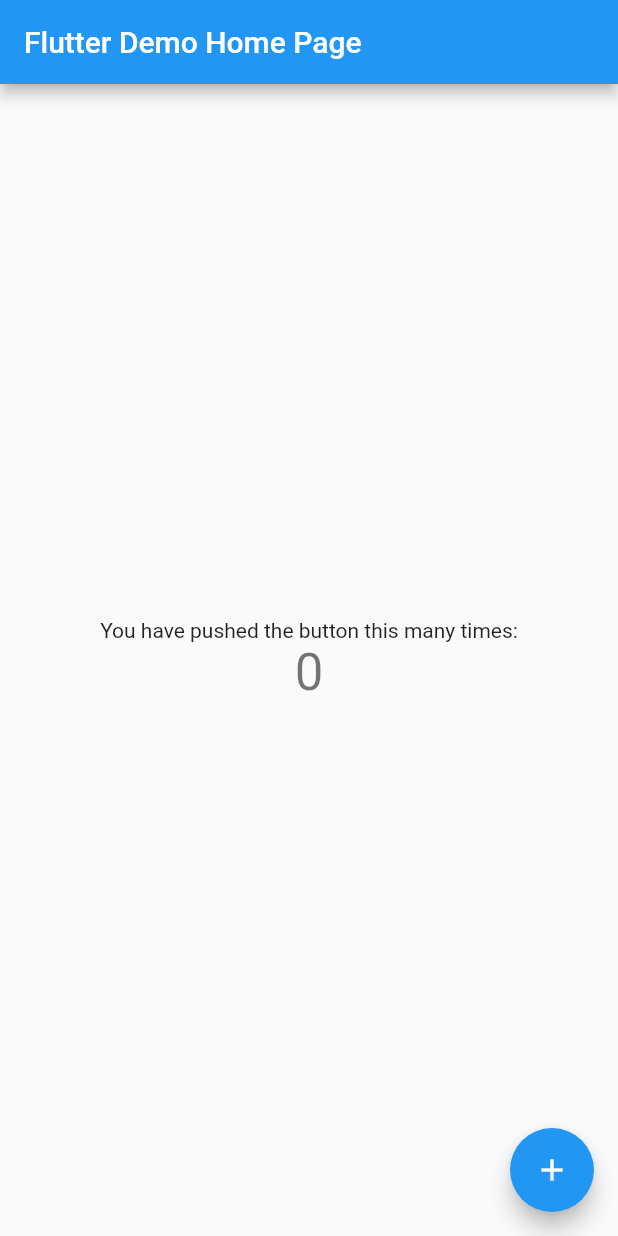
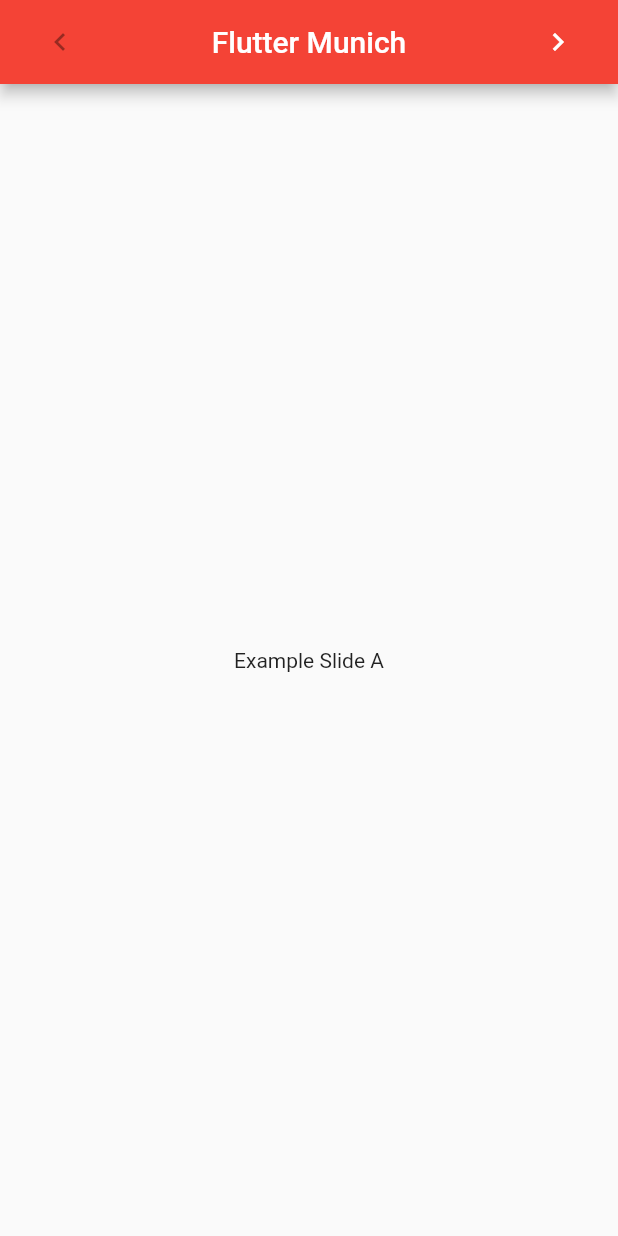
Before and after one commit to vargavince91/flutter-platform-integration, a Flutter app: the screen it shows after launch, on a phone screen of 412 x 824 dp. Run offline on Flutter 3.47's test engine with Material 2 defaults, Android fonts, the phone set to English and light mode, and no system bars.

Commit message:
Add basic navigation between slides

```diff
--- /dev/null
+++ b/lib/example_slide_A.dart
@@ -0,0 +1,10 @@
+import 'package:flutter/material.dart';
+
+class ExampleSlideA extends StatelessWidget {
+  @override
+  Widget build(BuildContext context) {
+    return Center(
+      child: Text("Example Slide A"),
+    );
+  }
+}
--- /dev/null
+++ b/lib/example_slide_B.dart
@@ -0,0 +1,10 @@
+import 'package:flutter/material.dart';
+
+class ExampleSlideB extends StatelessWidget {
+  @override
+  Widget build(BuildContext context) {
+    return Center(
+      child: Text("Example Slide B"),
+    );
+  }
+}
--- /dev/null
+++ b/lib/example_slide_C.dart
@@ -0,0 +1,10 @@
+import 'package:flutter/material.dart';
+
+class ExampleSlideC extends StatelessWidget {
+  @override
+  Widget build(BuildContext context) {
+    return Center(
+      child: Text("Example Slide C"),
+    );
+  }
+}
--- a/lib/main.dart
+++ b/lib/main.dart
@@ -1,41 +1,29 @@
 import 'package:flutter/material.dart';
+import 'package:meetup_flutter_platform_integration/example_slide_A.dart';
+import 'package:meetup_flutter_platform_integration/example_slide_B.dart';
+import 'package:meetup_flutter_platform_integration/example_slide_C.dart';
 
 void main() => runApp(MyApp());
+
+const placeholder = 'Flutter Munich';
 
 class MyApp extends StatelessWidget {
   // This widget is the root of your application.
   @override
   Widget build(BuildContext context) {
     return MaterialApp(
-      title: 'Flutter Demo',
+      title: placeholder,
       theme: ThemeData(
-        // This is the theme of your application.
-        //
-        // Try running your application with "flutter run". You'll see the
-        // application has a blue toolbar. Then, without quitting the app, try
-        // changing the primarySwatch below to Colors.green and then invoke
-        // "hot reload" (press "r" in the console where you ran "flutter run",
-        // or simply save your changes to "hot reload" in a Flutter IDE).
-        // Notice that the counter didn't reset back to zero; the application
-        // is not restarted.
-        primarySwatch: Colors.blue,
+        primarySwatch: Colors.red,
       ),
-      home: MyHomePage(title: 'Flutter Demo Home Page'),
+      home: MyHomePage(title: placeholder),
+      debugShowCheckedModeBanner: false,
     );
   }
 }
 
 class MyHomePage extends StatefulWidget {
   MyHomePage({Key key, this.title}) : super(key: key);
-
-  // This widget is the home page of your application. It is stateful, meaning
-  // that it has a State object (defined below) that contains fields that affect
-  // how it looks.
-
-  // This class is the configuration for the state. It holds the values (in this
-  // case the title) provided by the parent (in this case the App widget) and
-  // used by the build method of the State. Fields in a Widget subclass are
-  // always marked "final".
 
   final String title;
 
@@ -44,68 +32,51 @@ class MyHomePage extends StatefulWidget {
 }
 
 class _MyHomePageState extends State<MyHomePage> {
-  int _counter = 0;
+  int index = 0;
+  final List<Widget> slides = [
+    ExampleSlideA(),
+    ExampleSlideB(),
+    ExampleSlideC(),
+  ];
 
-  void _incrementCounter() {
-    setState(() {
-      // This call to setState tells the Flutter framework that something has
-      // changed in this State, which causes it to rerun the build method below
-      // so that the display can reflect the updated values. If we changed
-      // _counter without calling setState(), then the build method would not be
-      // called again, and so nothing would appear to happen.
-      _counter++;
-    });
+  get prev {
+    bool active = index > 0;
+    if (active) {
+      return () {
+        setState(() {
+          index--;
+        });
+      };
+    }
+    return null;
+  }
+
+  get next {
+    bool active = index < slides.length - 1;
+    if (active) {
+      return () {
+        setState(() {
+          index++;
+        });
+      };
+    }
+    return null;
   }
 
   @override
   Widget build(BuildContext context) {
-    // This method is rerun every time setState is called, for instance as done
-    // by the _incrementCounter method above.
-    //
-    // The Flutter framework has been optimized to make rerunning build methods
-    // fast, so that you can just rebuild anything that needs updating rather
-    // than having to individually change instances of widgets.
     return Scaffold(
       appBar: AppBar(
-        // Here we take the value from the MyHomePage object that was created by
-        // the App.build method, and use it to set our appbar title.
-        title: Text(widget.title),
-      ),
-      body: Center(
-        // Center is a layout widget. It takes a single child and positions it
-        // in the middle of the parent.
-        child: Column(
-          // Column is also layout widget. It takes a list of children and
-          // arranges them vertically. By default, it sizes itself to fit its
-          // children horizontally, and tries to be as tall as its parent.
-          //
-          // Invoke "debug painting" (press "p" in the console, choose the
-          // "Toggle Debug Paint" action from the Flutter Inspector in Android
-          // Studio, or the "Toggle Debug Paint" command in Visual Studio Code)
-          // to see the wireframe for each widget.
-          //
-          // Column has various properties to control how it sizes itself and
-          // how it positions its children. Here we use mainAxisAlignment to
-          // center the children vertically; the main axis here is the vertical
-          // axis because Columns are vertical (the cross axis would be
-          // horizontal).
-          mainAxisAlignment: MainAxisAlignment.center,
+        title: Row(
+          mainAxisAlignment: MainAxisAlignment.spaceBetween,
           children: <Widget>[
-            Text(
-              'You have pushed the button this many times:',
-            ),
-            Text(
-              '$_counter',
-              style: Theme.of(context).textTheme.display1,
-            ),
-          ],
+            IconButton(icon: Icon(Icons.navigate_before), onPressed: prev),
+            Text(placeholder),
+            IconButton(icon: Icon(Icons.navigate_next), onPressed: next),
+          ]
         ),
       ),
-      floatingActionButton: FloatingActionButton(
-        onPressed: _incrementCounter,
-        tooltip: 'Increment',
-        child: Icon(Icons.add),
-      ), // This trailing comma makes auto-formatting nicer for build methods.
+      body: slides[index],
     );
   }
 }
```
